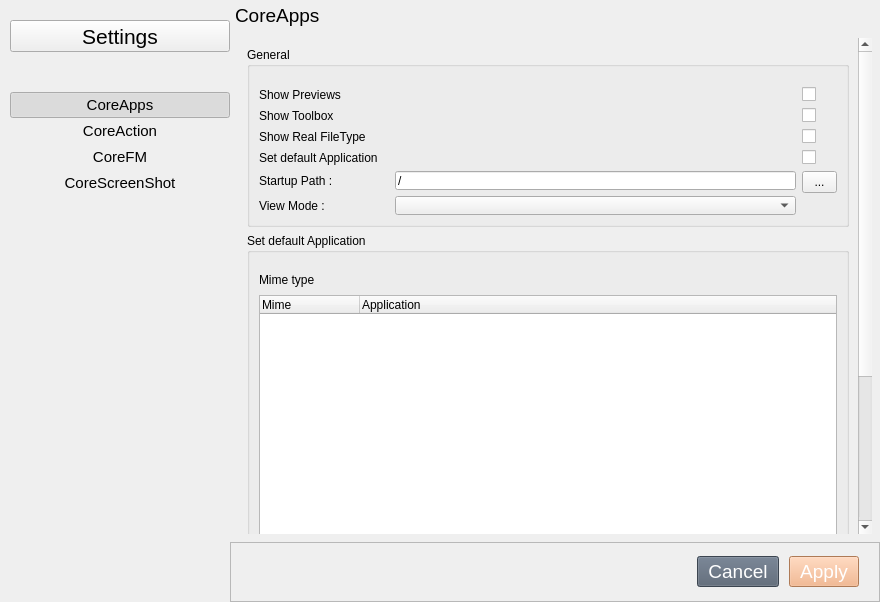
The window that settings.ui (rahmanshaber/settings) describes before a commit, drawn with Qt 5.
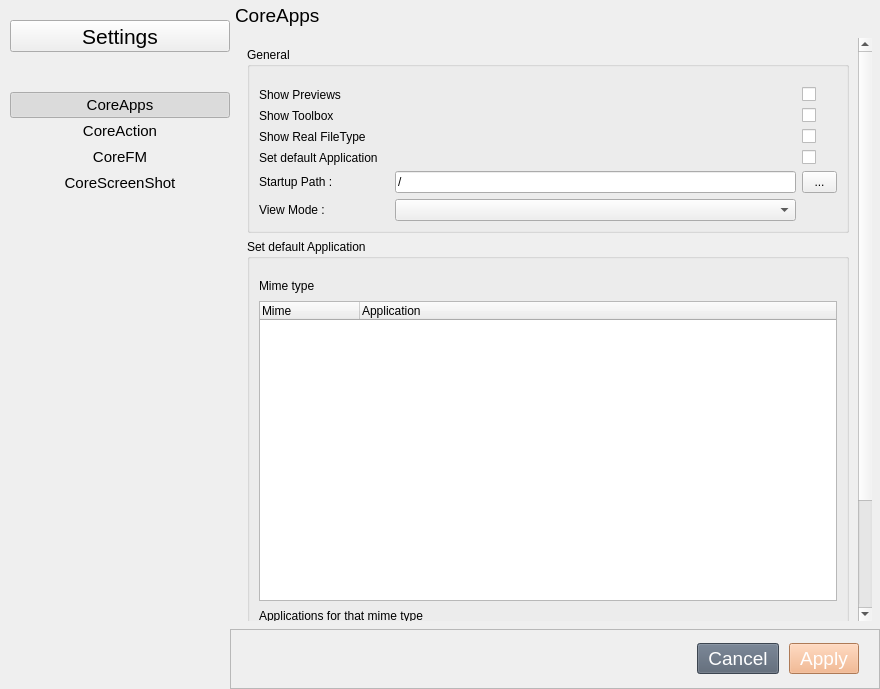
The same window after the commit. The open tabs and pages were chosen to show the change. Icons and pictures are not drawn.

```diff
--- a/settings.ui
+++ b/settings.ui
@@ -7,7 +7,7 @@
     <x>0</x>
     <y>0</y>
     <width>880</width>
-    <height>602</height>
+    <height>689</height>
    </rect>
   </property>
   <property name="windowTitle">
@@ -1378,9 +1378,9 @@
           <property name="geometry">
            <rect>
             <x>0</x>
-            <y>0</y>
-            <width>263</width>
-            <height>724</height>
+            <y>-169</y>
+            <width>620</width>
+            <height>758</height>
            </rect>
           </property>
           <property name="accessibleName">
@@ -1389,10 +1389,22 @@
           <layout class="QVBoxLayout" name="verticalLayout">
            <item>
             <widget class="QGroupBox" name="generalF">
+             <property name="sizePolicy">
+              <sizepolicy hsizetype="Preferred" vsizetype="Expanding">
+               <horstretch>0</horstretch>
+               <verstretch>0</verstretch>
+              </sizepolicy>
+             </property>
+             <property name="minimumSize">
+              <size>
+               <width>0</width>
+               <height>0</height>
+              </size>
+             </property>
              <property name="maximumSize">
               <size>
                <width>16777215</width>
-               <height>180</height>
+               <height>16777215</height>
               </size>
              </property>
              <property name="title">
@@ -1730,6 +1742,19 @@
              </layout>
             </widget>
            </item>
+           <item>
+            <spacer name="verticalSpacer_7">
+             <property name="orientation">
+              <enum>Qt::Vertical</enum>
+             </property>
+             <property name="sizeHint" stdset="0">
+              <size>
+               <width>20</width>
+               <height>40</height>
+              </size>
+             </property>
+            </spacer>
+           </item>
            <item>
             <spacer name="verticalSpacer_6">
              <property name="orientation">
```
Left out of the diff: 395 changed lines with no effect on the pictures.
